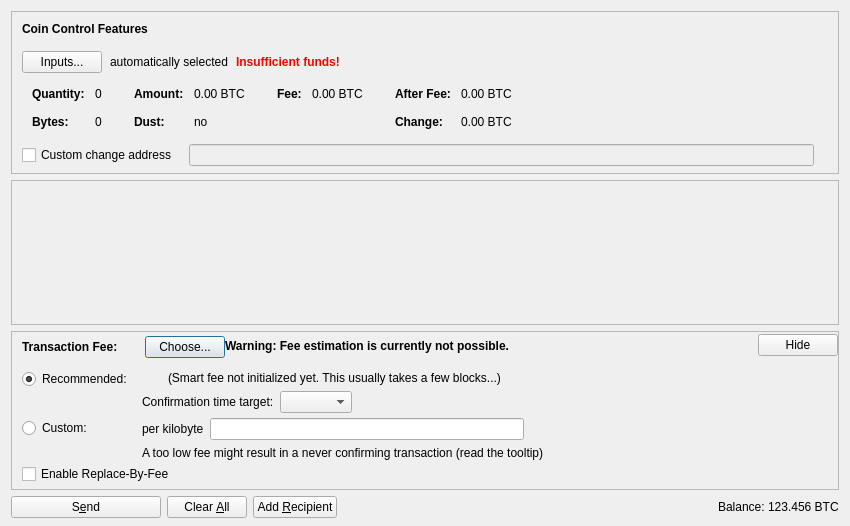
Qt form src/qt/forms/sendcoinsdialog.ui (cicxcoin/cicoin-old) before a commit.
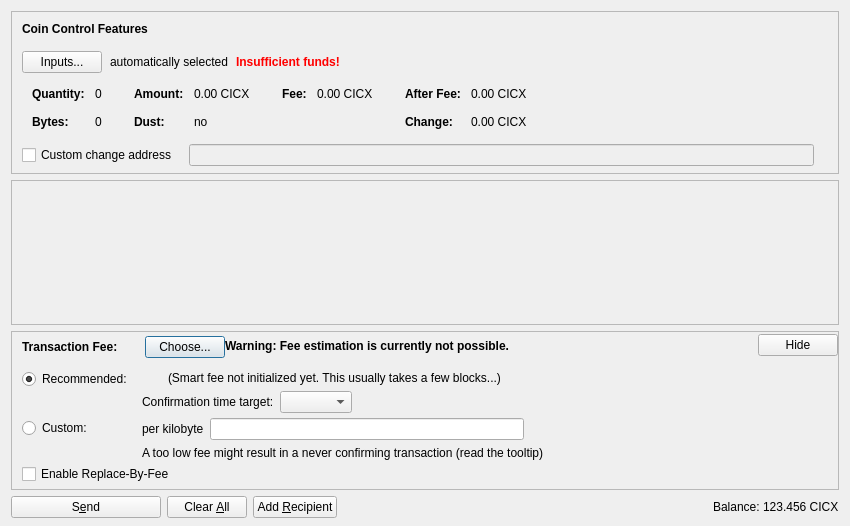
The same form after that commit. Icons and pictures are not drawn. Custom widgets are drawn as their Qt base class.

The edit to the form file:
```diff
--- a/src/qt/forms/sendcoinsdialog.ui
+++ b/src/qt/forms/sendcoinsdialog.ui
@@ -324,7 +324,7 @@
                   <enum>Qt::ActionsContextMenu</enum>
                  </property>
                  <property name="text">
-                  <string notr="true">0.00 BTC</string>
+                  <string notr="true">0.00 CICX</string>
                  </property>
                  <property name="textInteractionFlags">
                   <set>Qt::LinksAccessibleByMouse|Qt::TextSelectableByKeyboard|Qt::TextSelectableByMouse</set>
@@ -404,7 +404,7 @@
                   <enum>Qt::ActionsContextMenu</enum>
                  </property>
                  <property name="text">
-                  <string notr="true">0.00 BTC</string>
+                  <string notr="true">0.00 CICX</string>
                  </property>
                  <property name="textInteractionFlags">
                   <set>Qt::LinksAccessibleByMouse|Qt::TextSelectableByKeyboard|Qt::TextSelectableByMouse</set>
@@ -455,7 +455,7 @@
                   <enum>Qt::ActionsContextMenu</enum>
                  </property>
                  <property name="text">
-                  <string notr="true">0.00 BTC</string>
+                  <string notr="true">0.00 CICX</string>
                  </property>
                  <property name="textInteractionFlags">
                   <set>Qt::LinksAccessibleByMouse|Qt::TextSelectableByKeyboard|Qt::TextSelectableByMouse</set>
@@ -484,7 +484,7 @@
                   <enum>Qt::ActionsContextMenu</enum>
                  </property>
                  <property name="text">
-                  <string notr="true">0.00 BTC</string>
+                  <string notr="true">0.00 CICX</string>
                  </property>
                  <property name="textInteractionFlags">
                   <set>Qt::LinksAccessibleByMouse|Qt::TextSelectableByKeyboard|Qt::TextSelectableByMouse</set>
@@ -1214,7 +1214,7 @@
           <cursorShape>IBeamCursor</cursorShape>
          </property>
          <property name="text">
-          <string notr="true">123.456 BTC</string>
+          <string notr="true">123.456 CICX</string>
          </property>
          <property name="textInteractionFlags">
           <set>Qt::LinksAccessibleByMouse|Qt::TextSelectableByKeyboard|Qt::TextSelectableByMouse</set>
```
